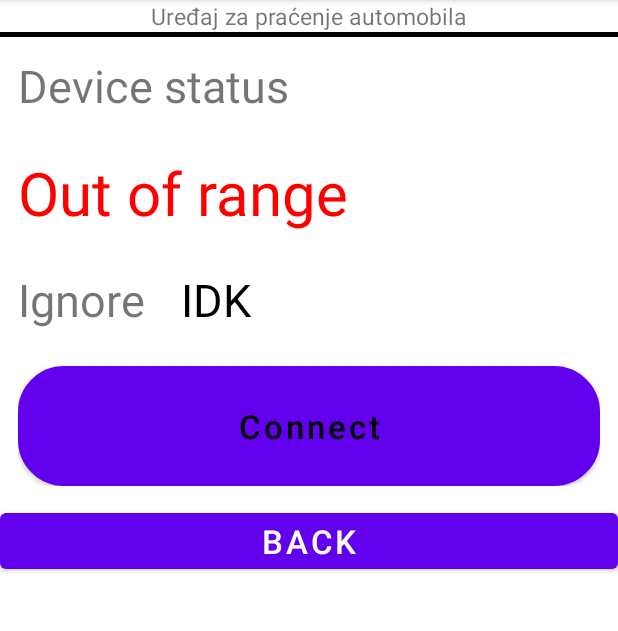
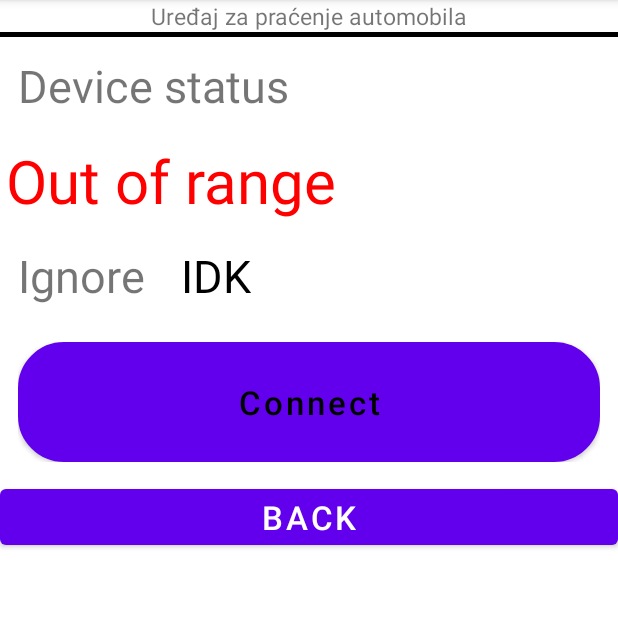
Before and after one commit to KristianK1/Project-Golf-App-1, an Android app: the fragment BluetoothFragment placed in its activity, on a phone screen of 412 x 824 dp, the part 84-715 px from its top. Run offline under Robolectric (Android 15) with nearby library versions, the phone set to English and light mode, and no system bars.

Commit message:
dovoljno za prvu verziju prije testiranja

```diff
--- a/app/src/main/res/layout/fragment_bluetooth.xml
+++ b/app/src/main/res/layout/fragment_bluetooth.xml
@@ -22,7 +22,7 @@
         android:text="Default text"
         android:textColor="#0000FF"
         android:textSize="40dp"
-        android:layout_margin="12dp"
+        android:layout_margin="4dp"
         android:layout_below="@id/device_status_fixed_tw"
         />
     <TextView
```
